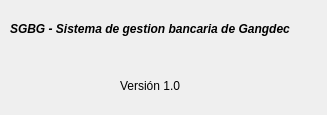
Kronos5544/SGBG, file Vista/ui/acerca_de.ui: the form before one commit.
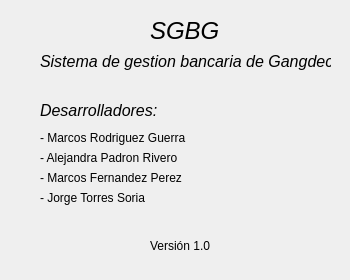
The form after the commit.

Commit message: Restablecidas las bases de datos en txt. Se crearon el presentador y la vista de la ventana Cuentas PF de más de 10 mil CUP. Ya la aplicación es capaz de mostrar los datos de todas las cuentas de más de 10 mil CUP en una tabla. Modificado el acerca de para mostrar más datos, como los desarrolladores del programa

Patch:
```diff
--- a/Vista/ui/acerca_de.ui
+++ b/Vista/ui/acerca_de.ui
@@ -6,20 +6,20 @@
    <rect>
     <x>0</x>
     <y>0</y>
-    <width>327</width>
-    <height>115</height>
+    <width>350</width>
+    <height>280</height>
    </rect>
   </property>
   <property name="minimumSize">
    <size>
-    <width>327</width>
-    <height>115</height>
+    <width>350</width>
+    <height>280</height>
    </size>
   </property>
   <property name="maximumSize">
    <size>
-    <width>327</width>
-    <height>115</height>
+    <width>350</width>
+    <height>280</height>
    </size>
   </property>
   <property name="windowTitle">
@@ -28,29 +28,30 @@
   <widget class="QLabel" name="label">
    <property name="geometry">
     <rect>
-     <x>10</x>
-     <y>20</y>
-     <width>311</width>
-     <height>31</height>
+     <x>40</x>
+     <y>50</y>
+     <width>291</width>
+     <height>41</height>
     </rect>
    </property>
    <property name="font">
     <font>
-     <weight>75</weight>
+     <pointsize>12</pointsize>
+     <weight>50</weight>
      <italic>true</italic>
-     <bold>true</bold>
+     <bold>false</bold>
     </font>
    </property>
    <property name="text">
-    <string>SGBG - Sistema de gestion bancaria de Gangdec
+    <string>Sistema de gestion bancaria de Gangdec
 </string>
    </property>
   </widget>
   <widget class="QLabel" name="label_2">
    <property name="geometry">
     <rect>
-     <x>120</x>
-     <y>60</y>
+     <x>150</x>
+     <y>220</y>
      <width>71</width>
      <height>52</height>
     </rect>
@@ -59,6 +60,96 @@
     <string>Versión 1.0</string>
    </property>
   </widget>
+  <widget class="QLabel" name="label_3">
+   <property name="geometry">
+    <rect>
+     <x>150</x>
+     <y>20</y>
+     <width>71</width>
+     <height>21</height>
+    </rect>
+   </property>
+   <property name="font">
+    <font>
+     <pointsize>18</pointsize>
+     <italic>true</italic>
+    </font>
+   </property>
+   <property name="text">
+    <string>SGBG</string>
+   </property>
+  </widget>
+  <widget class="QLabel" name="label_4">
+   <property name="geometry">
+    <rect>
+     <x>40</x>
+     <y>100</y>
+     <width>121</width>
+     <height>21</height>
+    </rect>
+   </property>
+   <property name="font">
+    <font>
+     <pointsize>12</pointsize>
+     <italic>true</italic>
+    </font>
+   </property>
+   <property name="text">
+    <string>Desarrolladores:</string>
+   </property>
+  </widget>
+  <widget class="QLabel" name="label_5">
+   <property name="geometry">
+    <rect>
+     <x>40</x>
+     <y>130</y>
+     <width>171</width>
+     <height>16</height>
+    </rect>
+   </property>
+   <property name="text">
+    <string>- Marcos Rodriguez Guerra</string>
+   </property>
+  </widget>
+  <widget class="QLabel" name="label_6">
+   <property name="geometry">
+    <rect>
+     <x>40</x>
+     <y>150</y>
+     <width>171</width>
+     <height>16</height>
+    </rect>
+   </property>
+   <property name="text">
+    <string>- Alejandra Padron Rivero</string>
+   </property>
+  </widget>
+  <widget class="QLabel" name="label_7">
+   <property name="geometry">
+    <rect>
+     <x>40</x>
+     <y>170</y>
+     <width>171</width>
+     <height>16</height>
+    </rect>
+   </property>
+   <property name="text">
+    <string>- Marcos Fernandez Perez</string>
+   </property>
+  </widget>
+  <widget class="QLabel" name="label_8">
+   <property name="geometry">
+    <rect>
+     <x>40</x>
+     <y>190</y>
+     <width>171</width>
+     <height>16</height>
+    </rect>
+   </property>
+   <property name="text">
+    <string>- Jorge Torres Soria</string>
+   </property>
+  </widget>
  </widget>
  <resources/>
  <connections/>
```
The commit also changes 10 other files.
